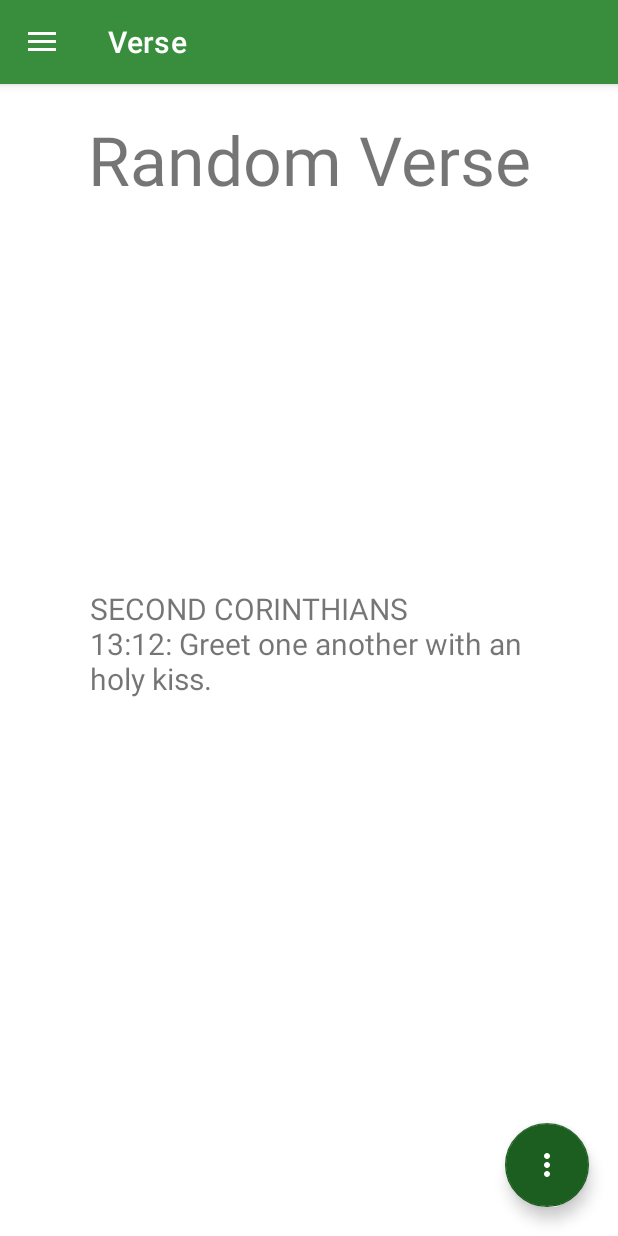
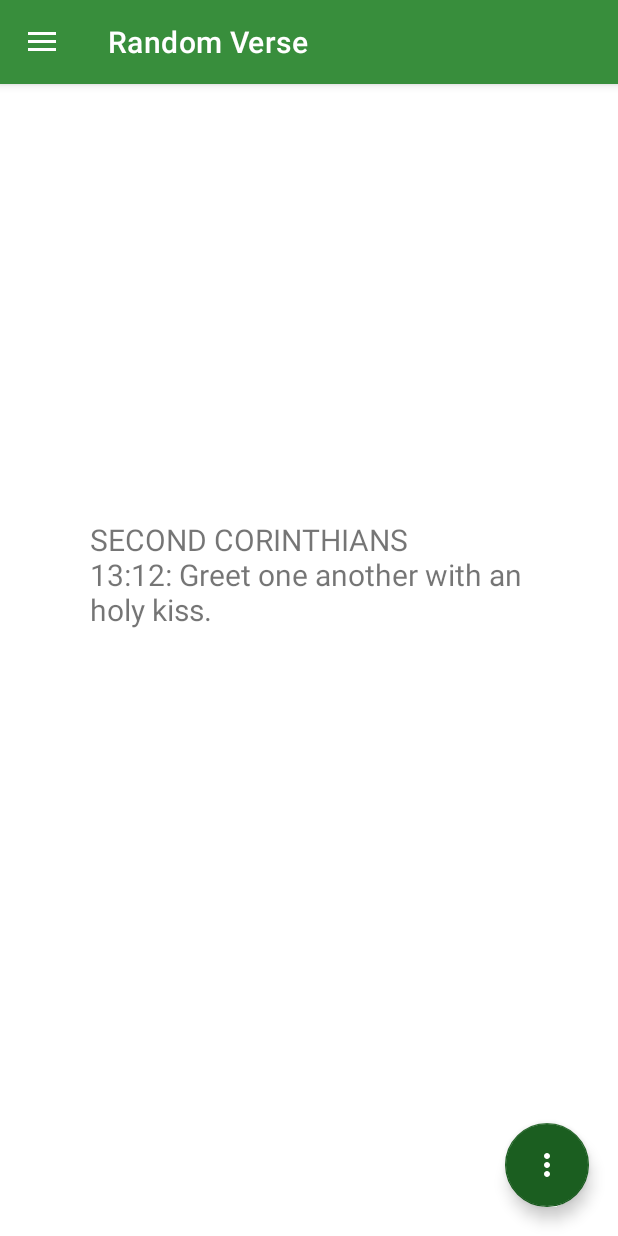
Before and after one commit to Josh-Reimer/Bible-Verse, an Android app: the screen it shows after launch (MainActivity), on a phone screen of 412 x 824 dp. Run offline under Robolectric (Android 15) with nearby library versions, the phone set to English and light mode, and no system bars; our stand-ins replace Room's generated code.

Commit message:
updated title bars on all the apps activities

```diff
--- a/app/src/main/res/layout/activity_main.xml
+++ b/app/src/main/res/layout/activity_main.xml
@@ -12,7 +12,7 @@
 
 	android:layout_height="match_parent"
 
-	tools:context=".MainActivity$MainActivity"
+	tools:context=".MainActivity$"
 
 	tools:ignore="HardcodedText"
 	>
@@ -25,7 +25,7 @@
     android:layout_width="match_parent"
     android:layout_height="match_parent"
     tools:context=".MainActivity" >
-
+<!--
     <TextView
         android:id="@+id/title"
         android:layout_width="wrap_content"
@@ -36,7 +36,7 @@
         app:layout_constraintTop_toTopOf="parent"
         android:text="@string/titletext"
         android:textSize="45sp" />
-
+-->
 	<TextView
 		android:id="@+id/verse"
 		android:layout_width="match_parent"
@@ -46,12 +46,12 @@
 		android:layout_marginRight="60dp"
 		android:layout_marginBottom="24dp"
 		android:text="In the beginning, God created the heaven and the earth."
-		android:textSize="20dp"
+		android:textSize="20sp"
 		app:layout_constraintBottom_toBottomOf="parent"
 		app:layout_constraintHorizontal_bias="1.0"
 		app:layout_constraintLeft_toLeftOf="parent"
 		app:layout_constraintRight_toRightOf="parent"
-		app:layout_constraintTop_toBottomOf="@+id/title"
+		app:layout_constraintTop_toTopOf="parent"
 		app:layout_constraintVertical_bias="0.428" />
 
 	<com.google.android.material.floatingactionbutton.FloatingActionButton
--- a/app/src/main/res/layout/settings_activity.xml
+++ b/app/src/main/res/layout/settings_activity.xml
@@ -3,16 +3,16 @@
     android:layout_width="match_parent"
     android:layout_height="match_parent"
     android:orientation="vertical">
+	<!--
 	<TextView
 		android:layout_width="wrap_content"
 		android:layout_height="wrap_content"
 		android:layout_gravity="center"
 		android:text="Settings"
 		android:textSize="45sp"
-
 		>
-
 	</TextView>
+	-->
 	<LinearLayout
 		android:layout_marginTop="65sp"
 		android:orientation="horizontal"
```
Also changed, not shown: app/src/main/AndroidManifest.xml (+9 -3 lines).
